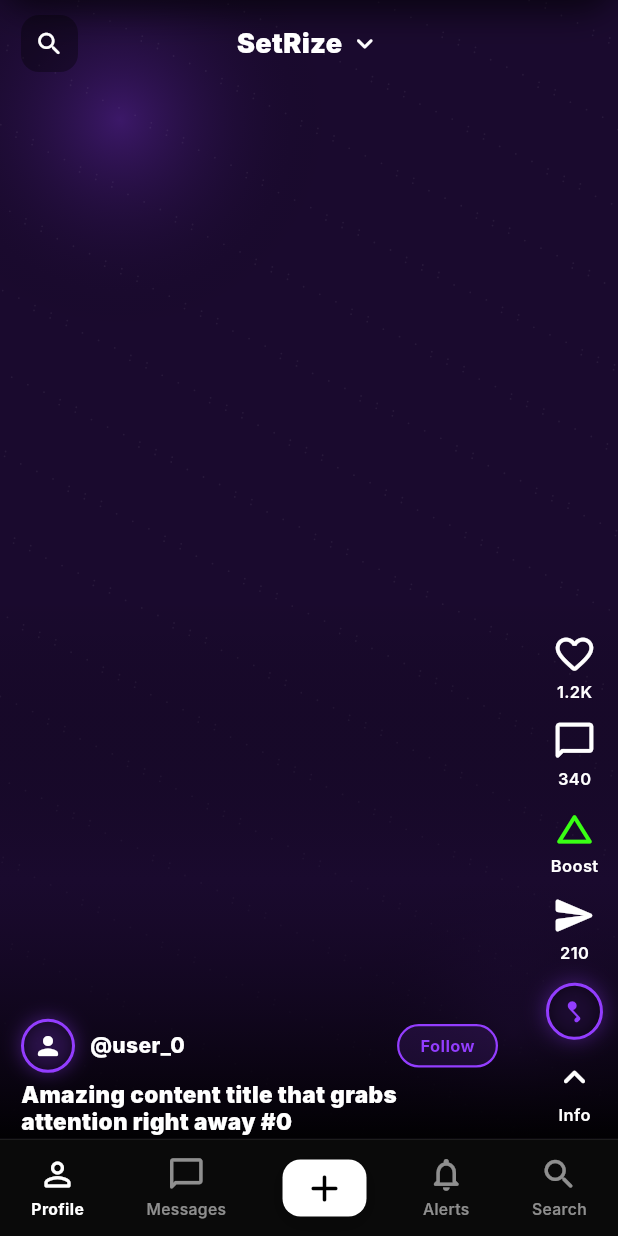
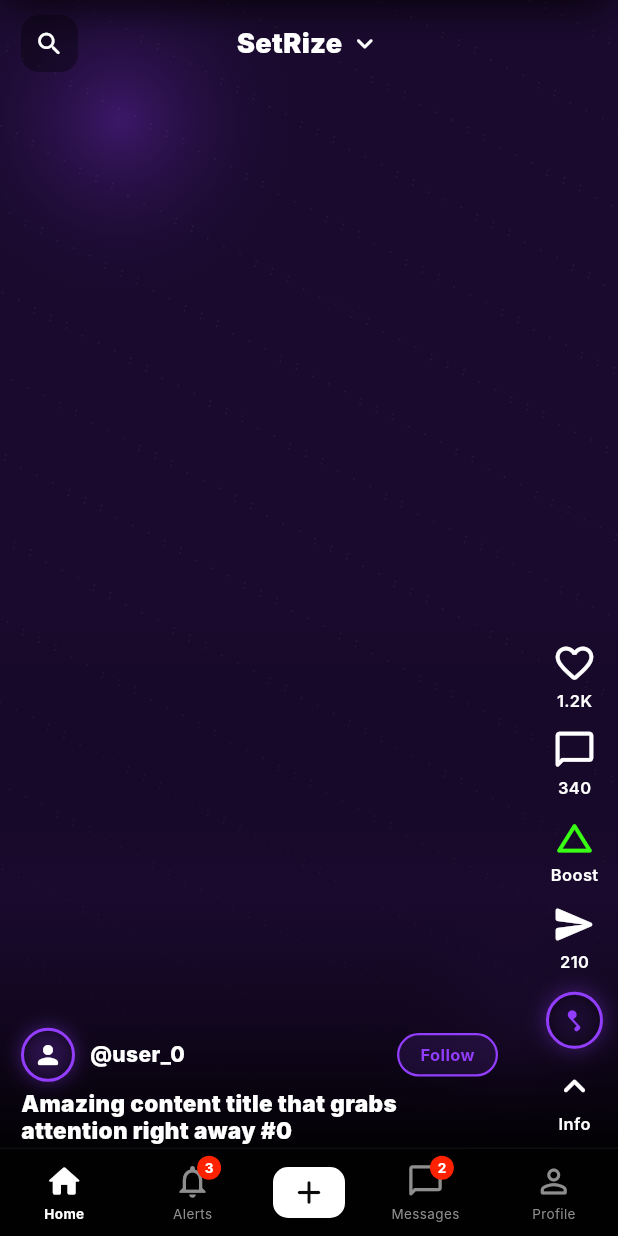
Before and after one commit to Adama1799/setrise2, a Flutter app: the MainNavigationScreen screen opened directly, on a phone screen of 412 x 824 dp. Run offline on Flutter 3.47's test engine with Material 3 defaults, Android fonts, the phone set to English and light mode, and no system bars; our stand-ins replace cached_network_image, connectivity_plus, dartz, dio, flutter_riverpod, get_it and 4 more; accounts and stored records are empty; Roboto replaces fonts that are missing (Inter).

Commit message:
Add files via upload

```diff
--- a/lib/presentation/screens/main_navigation_screen.dart
+++ b/lib/presentation/screens/main_navigation_screen.dart
@@ -1,81 +1,154 @@
 import 'package:flutter/material.dart';
-
+import 'package:flutter/services.dart';
 import '../../core/theme/app_colors.dart';
 import 'set/set_screen.dart';
+import 'rize/rize_screen.dart';
+import 'dating/dating_screen.dart';
+import 'live/live_screen.dart';
+import 'shop/shop_screen.dart';
+import 'music/music_screen.dart';
 
 class MainNavigationScreen extends StatefulWidget {
   const MainNavigationScreen({super.key});
-
   @override
   State<MainNavigationScreen> createState() => _MainNavigationScreenState();
 }
 
 class _MainNavigationScreenState extends State<MainNavigationScreen> {
   int _selectedIndex = 0;
+  DateTime? _lastBackPress;
 
-  late final List<Widget> _pages = const [
+  // الصفحات الأساسية — Set فقط في الـ IndexedStack
+  // باقي التابات تُفتح من شريط السحب العلوي
+  final List<Widget> _pages = const [
     SetScreen(),
-    _PlaceholderScreen(title: 'Alerts'),
-    _PlaceholderScreen(title: 'Create'),
-    _PlaceholderScreen(title: 'Messages'),
-    _PlaceholderScreen(title: 'Profile'),
+    RizeScreen(),
+    DatingScreen(),
+    LiveScreen(),
+    ShopScreen(),
+    MusicScreen(),
   ];
 
-  void _selectTab(int index) {
-    setState(() => _selectedIndex = index);
+  Future<bool> _onWillPop() async {
+    if (_selectedIndex != 0) {
+      setState(() => _selectedIndex = 0);
+      return false;
+    }
+    final now = DateTime.now();
+    if (_lastBackPress == null ||
+        now.difference(_lastBackPress!) > const Duration(seconds: 2)) {
+      _lastBackPress = now;
+      ScaffoldMessenger.of(context).showSnackBar(
+        SnackBar(
+          content: const Text('Press back again to exit',
+              style: TextStyle(fontFamily: 'Inter')),
+          duration: const Duration(seconds: 2),
+          backgroundColor: AppColors.grey,
+          behavior: SnackBarBehavior.floating,
+        ),
+      );
+      return false;
+    }
+    SystemNavigator.pop();
+    return true;
   }
 
   @override
   Widget build(BuildContext context) {
-    return Scaffold(
+    return PopScope(
+      canPop: false,
+      onPopInvoked: (_) => _onWillPop(),
+      child: Scaffold(
         backgroundColor: AppColors.background,
         body: IndexedStack(
           index: _selectedIndex,
           children: _pages,
         ),
-      bottomNavigationBar: SafeArea(
-        top: false,
-        child: Container(
-          padding: const EdgeInsets.only(top: 8, bottom: 8),
-          decoration: BoxDecoration(
-            color: const Color(0xFF0A0A0A),
-            border: Border(
-              top: BorderSide(
-                color: Colors.white.withOpacity(0.08),
-                width: 0.8,
+        // ── شريط سفلي جديد: Home | Alerts | + | Messages | Profile ──
+        bottomNavigationBar: _BottomBar(
+          selectedIndex: _selectedIndex,
+          onTap: (i) => setState(() => _selectedIndex = i),
         ),
       ),
+    );
+  }
+}
+
+// ═══════════════════════════════════════════════════════════════════
+//  BOTTOM BAR  —  5 أزرار فقط
+// ═══════════════════════════════════════════════════════════════════
+class _BottomBar extends StatelessWidget {
+  final int selectedIndex;
+  final ValueChanged<int> onTap;
+
+  const _BottomBar({required this.selectedIndex, required this.onTap});
+
+  @override
+  Widget build(BuildContext context) {
+    return Container(
+      decoration: BoxDecoration(
+        color: AppColors.background,
+        border: Border(
+          top: BorderSide(color: AppColors.grey.withOpacity(0.35), width: 0.8),
         ),
+      ),
+      child: SafeArea(
+        top: false,
+        child: SizedBox(
+          height: 58,
           child: Row(
             mainAxisAlignment: MainAxisAlignment.spaceAround,
             children: [
-              _NavItem(
+              // Home
+              _BottomBtn(
+                icon: Icons.home_rounded,
+                label: 'Home',
+                active: selectedIndex == 0,
+                activeColor: AppColors.white,
+                onTap: () => onTap(0),
+              ),
+              // Alerts
+              _BottomBtn(
+                icon: Icons.notifications_outlined,
+                activeIcon: Icons.notifications_rounded,
+                label: 'Alerts',
+                active: false,
+                activeColor: AppColors.neonYellow,
+                badge: 3,
+                onTap: () {},
+              ),
+              // + زر وسط
+              GestureDetector(
+                onTap: () {},
+                child: Container(
+                  width: 48,
+                  height: 34,
+                  decoration: BoxDecoration(
+                    color: AppColors.white,
+                    borderRadius: BorderRadius.circular(10),
+                  ),
+                  child: const Icon(Icons.add_rounded,
+                      color: AppColors.black, size: 26),
+                ),
+              ),
+              // Messages
+              _BottomBtn(
+                icon: Icons.chat_bubble_outline_rounded,
+                activeIcon: Icons.chat_bubble_rounded,
+                label: 'Messages',
+                active: false,
+                activeColor: AppColors.electricBlue,
+                badge: 2,
+                onTap: () {},
+              ),
+              // Profile
+              _BottomBtn(
                 icon: Icons.person_outline_rounded,
+                activeIcon: Icons.person_rounded,
                 label: 'Profile',
-                selected: _selectedIndex == 0,
-                onTap: () => _selectTab(0),
-              ),
-              _NavItem(
-                icon: Icons.chat_bubble_outline_rounded,
-                label: 'Messages',
-                selected: _selectedIndex == 3,
-                onTap: () => _selectTab(3),
-              ),
-              _CreateButton(
-                selected: _selectedIndex == 2,
-                onTap: () => _selectTab(2),
-              ),
-              _NavItem(
-                icon: Icons.notifications_none_rounded,
-                label: 'Alerts',
-                selected: _selectedIndex == 1,
-                onTap: () => _selectTab(1),
-              ),
-              _NavItem(
-                icon: Icons.search_rounded,
-                label: 'Search',
-                selected: _selectedIndex == 4,
-                onTap: () => _selectTab(4),
+                active: false,
+                activeColor: AppColors.white,
+                onTap: () {},
               ),
             ],
           ),
@@ -85,39 +158,77 @@ class _MainNavigationScreenState extends State<MainNavigationScreen> {
   }
 }
 
-class _NavItem extends StatelessWidget {
+class _BottomBtn extends StatelessWidget {
   final IconData icon;
+  final IconData? activeIcon;
   final String label;
-  final bool selected;
+  final bool active;
+  final Color activeColor;
+  final int? badge;
   final VoidCallback onTap;
 
-  const _NavItem({
+  const _BottomBtn({
     required this.icon,
+    this.activeIcon,
     required this.label,
-    required this.selected,
+    required this.active,
+    required this.activeColor,
+    this.badge,
     required this.onTap,
   });
 
   @override
   Widget build(BuildContext context) {
-    final Color color = selected ? Colors.white : Colors.white54;
-
-    return InkWell(
+    return GestureDetector(
       onTap: onTap,
-      borderRadius: BorderRadius.circular(18),
-      child: Padding(
-        padding: const EdgeInsets.symmetric(horizontal: 4, vertical: 2),
+      behavior: HitTestBehavior.opaque,
+      child: SizedBox(
+        width: 64,
         child: Column(
-          mainAxisSize: MainAxisSize.min,
+          mainAxisAlignment: MainAxisAlignment.center,
           children: [
-            Icon(icon, color: color, size: 26),
-            const SizedBox(height: 3),
+            Stack(
+              clipBehavior: Clip.none,
+              children: [
+                Icon(
+                  active ? (activeIcon ?? icon) : icon,
+                  color: active ? activeColor : AppColors.grey2,
+                  size: 26,
+                ),
+                if (badge != null && badge! > 0)
+                  Positioned(
+                    top: -4,
+                    right: -6,
+                    child: Container(
+                      width: 16,
+                      height: 16,
+                      decoration: const BoxDecoration(
+                        color: AppColors.neonRed,
+                        shape: BoxShape.circle,
+                      ),
+                      child: Center(
+                        child: Text(
+                          '$badge',
+                          style: const TextStyle(
+                            color: Colors.white,
+                            fontSize: 9,
+                            fontWeight: FontWeight.bold,
+                          ),
+                        ),
+                      ),
+                    ),
+                  ),
+              ],
+            ),
+            const SizedBox(height: 2),
             Text(
               label,
               style: TextStyle(
-                color: color,
-                fontSize: 10.5,
-                fontWeight: selected ? FontWeight.w700 : FontWeight.w500,
+                color: active ? activeColor : AppColors.grey2,
+                fontSize: 9,
+                fontWeight:
+                    active ? FontWeight.w700 : FontWeight.w400,
+                fontFamily: 'Inter',
               ),
             ),
           ],
@@ -126,68 +237,3 @@ class _NavItem extends StatelessWidget {
     );
   }
 }
-
-class _CreateButton extends StatelessWidget {
-  final bool selected;
-  final VoidCallback onTap;
-
-  const _CreateButton({
-    required this.selected,
-    required this.onTap,
-  });
-
-  @override
-  Widget build(BuildContext context) {
-    return InkWell(
-      onTap: onTap,
-      borderRadius: BorderRadius.circular(12),
-      child: Container(
-        width: 56,
-        height: 38,
-        decoration: BoxDecoration(
-          color: Colors.white,
-          borderRadius: BorderRadius.circular(12),
-          boxShadow: const [
-            BoxShadow(
-              color: Colors.black26,
-              blurRadius: 12,
-              offset: Offset(0, 4),
-            ),
-          ],
-        ),
-        child: const Icon(
-          Icons.add_rounded,
-          color: Colors.black,
-          size: 30,
-        ),
-      ),
-    );
-  }
-}
-
-class _PlaceholderScreen extends StatelessWidget {
-  final String title;
-
-  const _PlaceholderScreen({
-    required this.title,
-  });
-
-  @override
-  Widget build(BuildContext context) {
-    return Scaffold(
-      backgroundColor: AppColors.background,
-      body: SafeArea(
-        child: Center(
-          child: Text(
-            title,
-            style: const TextStyle(
-              color: Colors.white70,
-              fontSize: 22,
-              fontWeight: FontWeight.w800,
-            ),
-          ),
-        ),
-      ),
-    );
-  }
-}
```
Lines whose indentation alone changed are shown as unchanged.
